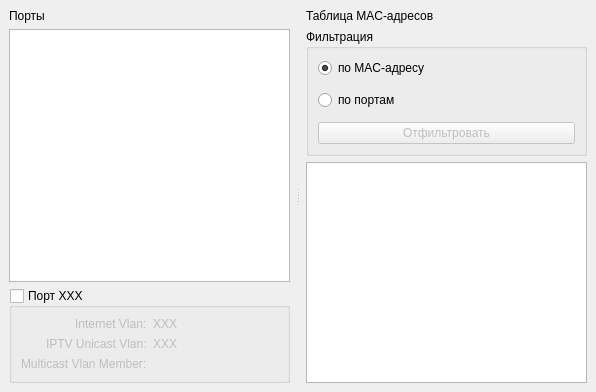
The window that Pages/switchpagewidget.ui (cwlan2016/access-manager) describes before a commit, drawn with Qt 5.
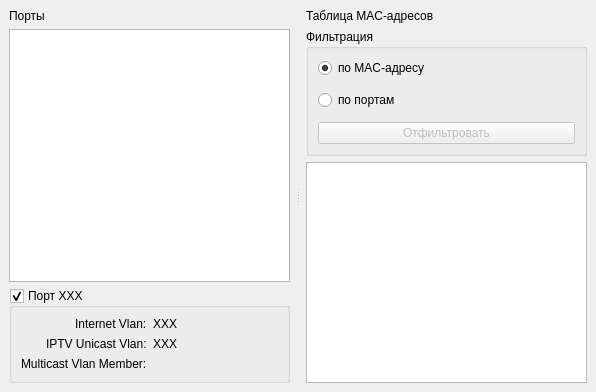
The same window after the commit. Icons and pictures are not drawn. Custom widgets are drawn as their Qt base class.

Diff of the .ui file:
```diff
--- a/Pages/switchpagewidget.ui
+++ b/Pages/switchpagewidget.ui
@@ -67,9 +67,6 @@
          <property name="checkable">
           <bool>true</bool>
          </property>
-         <property name="checked">
-          <bool>false</bool>
-         </property>
          <layout class="QFormLayout" name="formLayout">
           <property name="labelAlignment">
            <set>Qt::AlignRight|Qt::AlignTrailing|Qt::AlignVCenter</set>
```
Left out of the diff: 33 changed lines with no effect on the pictures.
